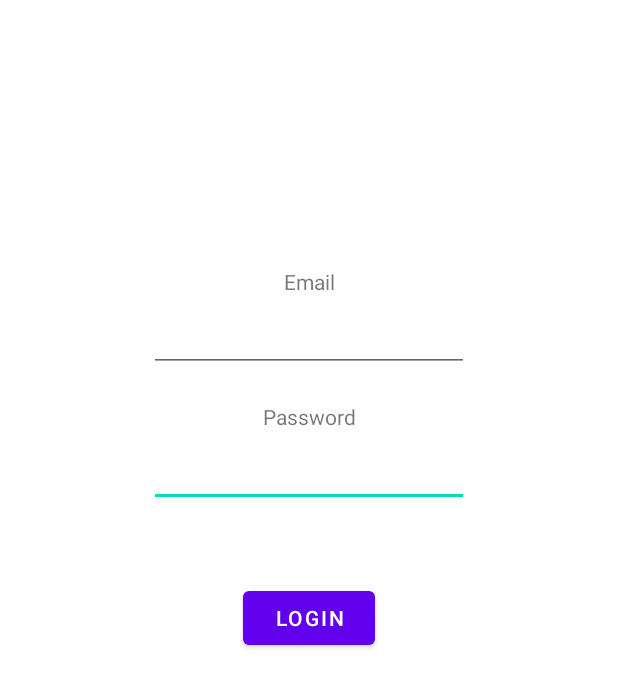
After one commit to AV-G/beeorganizer, an Android app: the layout activity_login.xml on its own in the app's theme, with its tools: preview values and no code run, on a phone screen of 412 x 824 dp. The commit adds this screen. Shown: the top 687 px of the screen. Run offline under Robolectric (Android 15) with nearby library versions, the phone set to English and light mode, and no system bars.

Commit message:
Add LoginActivity

```diff
--- /dev/null
+++ b/app/src/main/res/layout/activity_login.xml
@@ -0,0 +1,60 @@
+<?xml version="1.0" encoding="utf-8"?>
+<androidx.constraintlayout.widget.ConstraintLayout xmlns:android="http://schemas.android.com/apk/res/android"
+    xmlns:app="http://schemas.android.com/apk/res-auto"
+    xmlns:tools="http://schemas.android.com/tools"
+    android:layout_width="match_parent"
+    android:layout_height="match_parent"
+    tools:context=".LoginActivity">
+
+    <Button
+        android:id="@+id/buttonLogin"
+        android:layout_width="wrap_content"
+        android:layout_height="wrap_content"
+        android:text="Login"
+        app:layout_constraintBottom_toBottomOf="parent"
+        app:layout_constraintEnd_toEndOf="parent"
+        app:layout_constraintStart_toStartOf="parent"
+        app:layout_constraintTop_toTopOf="parent" />
+
+    <EditText
+        android:id="@+id/TEpassword"
+        android:layout_width="wrap_content"
+        android:layout_height="wrap_content"
+        android:layout_marginBottom="50dp"
+        android:ems="10"
+        android:inputType="textPassword"
+        app:layout_constraintBottom_toTopOf="@+id/buttonLogin"
+        app:layout_constraintEnd_toEndOf="parent"
+        app:layout_constraintStart_toStartOf="parent" />
+
+    <TextView
+        android:id="@+id/TVpasswordLable"
+        android:layout_width="wrap_content"
+        android:layout_height="wrap_content"
+        android:layout_marginBottom="5dp"
+        android:text="Password"
+        app:layout_constraintBottom_toTopOf="@+id/TEpassword"
+        app:layout_constraintEnd_toEndOf="parent"
+        app:layout_constraintStart_toStartOf="parent" />
+
+    <EditText
+        android:id="@+id/TEemail"
+        android:layout_width="wrap_content"
+        android:layout_height="wrap_content"
+        android:layout_marginBottom="20dp"
+        android:ems="10"
+        android:inputType="textEmailAddress"
+        app:layout_constraintBottom_toTopOf="@+id/TVpasswordLable"
+        app:layout_constraintEnd_toEndOf="parent"
+        app:layout_constraintStart_toStartOf="parent" />
+
+    <TextView
+        android:id="@+id/TVmailLable"
+        android:layout_width="wrap_content"
+        android:layout_height="wrap_content"
+        android:layout_marginBottom="5dp"
+        android:text="Email"
+        app:layout_constraintBottom_toTopOf="@+id/TEemail"
+        app:layout_constraintEnd_toEndOf="parent"
+        app:layout_constraintStart_toStartOf="parent" />
+</androidx.constraintlayout.widget.ConstraintLayout>
--- /dev/null
+++ b/app/src/main/res/values-land/dimens.xml
@@ -0,0 +1,3 @@
+<resources>
+    <dimen name="activity_horizontal_margin">48dp</dimen>
+</resources>
--- /dev/null
+++ b/app/src/main/res/values-w1240dp/dimens.xml
@@ -0,0 +1,3 @@
+<resources>
+    <dimen name="activity_horizontal_margin">200dp</dimen>
+</resources>
--- /dev/null
+++ b/app/src/main/res/values-w600dp/dimens.xml
@@ -0,0 +1,3 @@
+<resources>
+    <dimen name="activity_horizontal_margin">48dp</dimen>
+</resources>
--- /dev/null
+++ b/app/src/main/res/values/dimens.xml
@@ -0,0 +1,5 @@
+<resources>
+    <!-- Default screen margins, per the Android Design guidelines. -->
+    <dimen name="activity_horizontal_margin">16dp</dimen>
+    <dimen name="activity_vertical_margin">16dp</dimen>
+</resources>
```
Also changed, not shown: app/build.gradle (+7 -1 lines), app/src/main/AndroidManifest.xml (+13 -0 lines), app/src/main/java/com/juvanvidmar/beeorganizer/LoginActivity.java (added, +105 -0 lines), app/src/main/res/values/strings.xml (+9 -0 lines).
